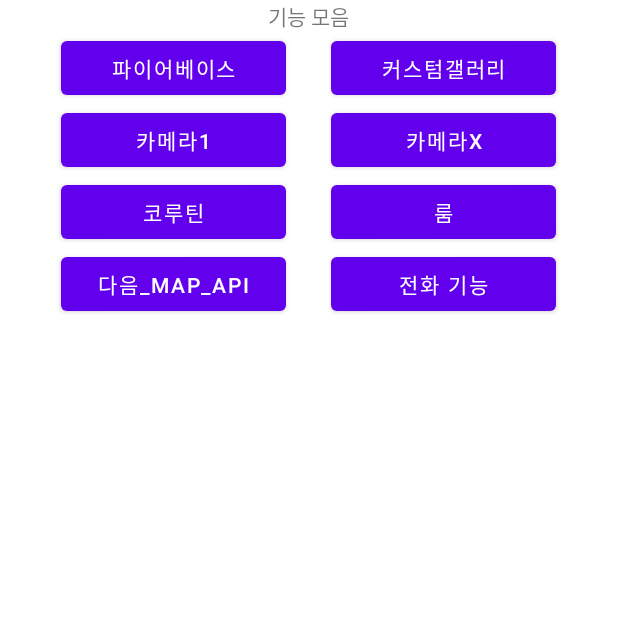
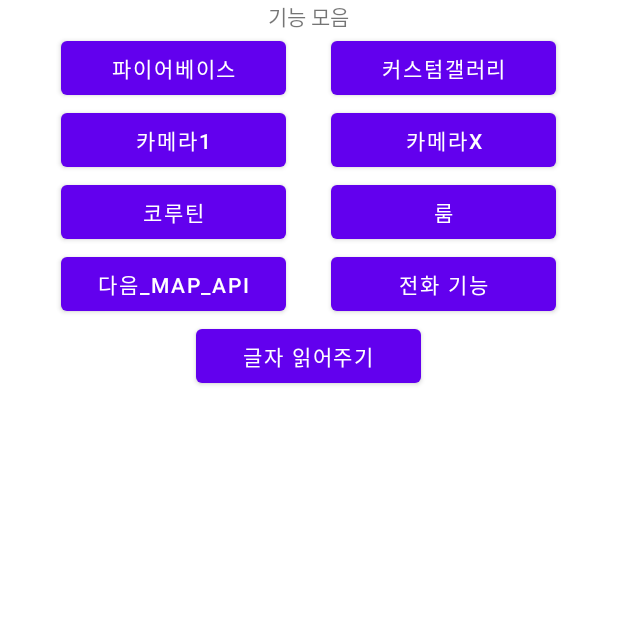
Before and after one commit to hangang885/Function, an Android app: the MainActivity screen opened directly, with no data from a screen before it, on a phone screen of 412 x 824 dp, the top half of it. Run offline under Robolectric (Android 15) with nearby library versions, the phone set to English and light mode, and no system bars.

Commit message:
글자읽는 TTS 기능 추가

```diff
--- a/app/src/main/res/layout/activity_main.xml
+++ b/app/src/main/res/layout/activity_main.xml
@@ -97,4 +97,19 @@
 
     </LinearLayout>
 
+    <LinearLayout
+        android:layout_width="match_parent"
+        android:layout_height="wrap_content"
+        android:orientation="horizontal"
+        android:gravity="center_horizontal"
+        >
+        <Button
+            android:id="@+id/text_tts"
+            android:layout_width="150dp"
+            android:layout_height="wrap_content"
+            android:text="글자 읽어주기"
+            ></Button>
+
+    </LinearLayout>
+
 </LinearLayout>
```
Also changed, not shown: app/src/main/AndroidManifest.xml (+4 -3 lines), app/src/main/java/com/example/myapplication/MainActivity.kt (+11 -0 lines), app/src/main/java/com/example/myapplication/TTSActivity.kt (added, +40 -0 lines), app/src/main/res/layout/activity_ttsactivity.xml (added, +48 -0 lines), 1 other file.
